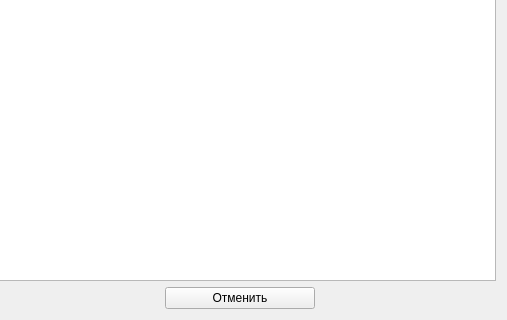
Qt form Remont/searchdevdlg.ui (AlexeyScherbakov2021/Remont2) before a commit; both pictures show x 364 to 871 and y 209 to 529 of the 871 by 529 pixel window.
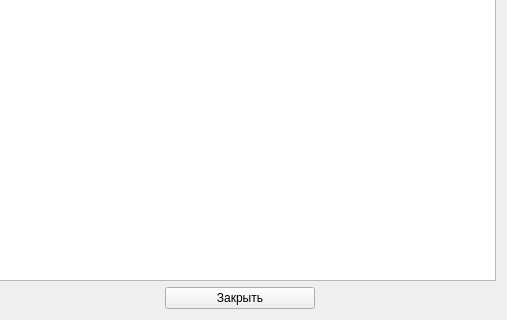
The same form after that commit. Icons and pictures are not drawn.

Diff of the .ui file:
```diff
--- a/Remont/searchdevdlg.ui
+++ b/Remont/searchdevdlg.ui
@@ -207,7 +207,7 @@
         </size>
        </property>
        <property name="text">
-        <string>Отменить</string>
+        <string>Закрыть</string>
        </property>
        <property name="icon">
         <iconset resource="resource.qrc">
```
Left out of the diff: 2 changed lines with no effect on the pictures.
